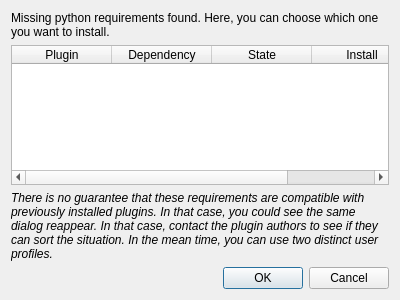
Above: 000_qpip/ui_install.ui from opengisch/qpip before the change. Below: the same form after it.
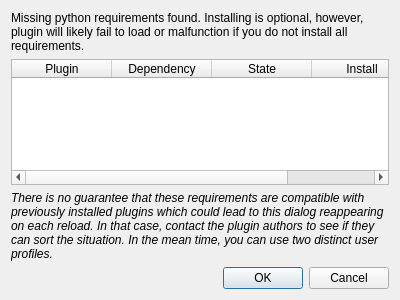
That is the form after the change.

What changed in the file:
```diff
--- a/000_qpip/ui_install.ui
+++ b/000_qpip/ui_install.ui
@@ -23,7 +23,7 @@
    <item>
     <widget class="QLabel" name="label">
      <property name="text">
-      <string>Missing python requirements found. Here, you can choose which one you want to install.</string>
+      <string>Missing python requirements found. Installing is optional, however, plugin will likely fail to load or malfunction if you do not install all requirements.</string>
      </property>
      <property name="wordWrap">
       <bool>true</bool>
@@ -63,7 +63,7 @@
       <string notr="true">font-style: italic</string>
      </property>
      <property name="text">
-      <string>&lt;html&gt;&lt;head/&gt;&lt;body&gt;&lt;p&gt;There is no guarantee that these requirements are compatible with previously installed plugins. In that case, you could see the same dialog reappear. In that case, contact the plugin authors to see if they can sort the situation. In the mean time, you can use two distinct user profiles.&lt;/p&gt;&lt;/body&gt;&lt;/html&gt;</string>
+      <string>&lt;html&gt;&lt;head/&gt;&lt;body&gt;&lt;p&gt;There is no guarantee that these requirements are compatible with previously installed plugins which could lead to this dialog reappearing on each reload. In that case, contact the plugin authors to see if they can sort the situation. In the mean time, you can use two distinct user profiles.&lt;/p&gt;&lt;/body&gt;&lt;/html&gt;</string>
      </property>
      <property name="wordWrap">
       <bool>true</bool>
```
